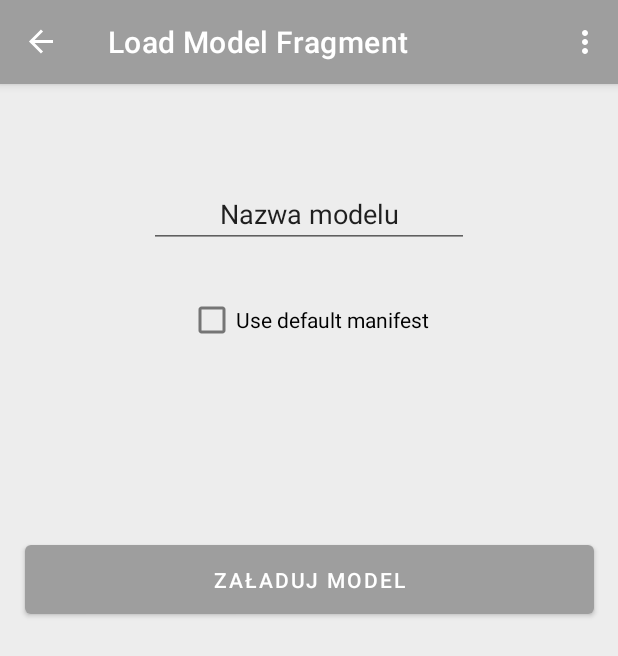
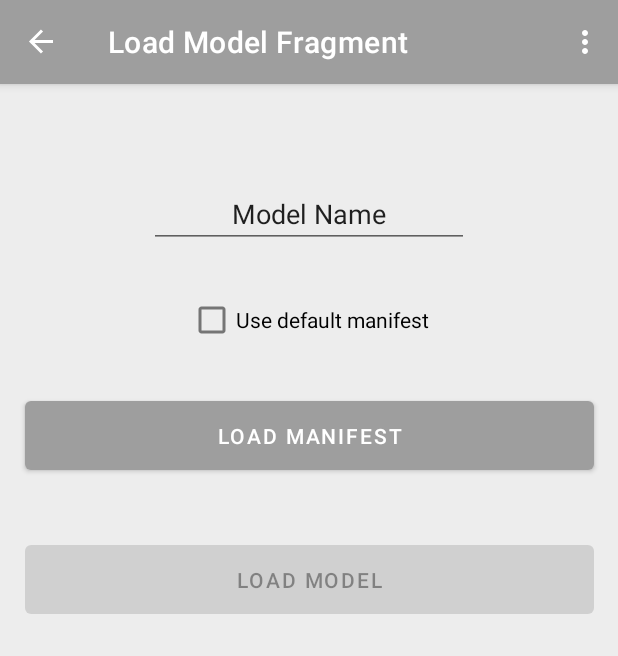
Before and after one commit to KonradPR/TPN, an Android app: the LoadModelFragment screen opened through its navigation route, in the options menu, after a tap on "Settings", on a phone screen of 412 x 824 dp. Shown: the top 656 px of the screen. Run offline under Robolectric (Android 15) with nearby library versions, the phone set to English and light mode, and no system bars; our stand-ins replace navigation-ui; libraries missing offline, so code that uses them is left out: androidx.camera.core, androidx.camera.extensions, androidx.camera.lifecycle, androidx.camera.view, com.nbsp.materialfilepicker and 1 more; network calls fail; 3 statements that could not run were skipped.

```diff
--- a/app/src/main/AndroidManifest.xml
+++ b/app/src/main/AndroidManifest.xml
@@ -17,7 +17,8 @@
         android:label="@string/app_name"
         android:roundIcon="@mipmap/ic_launcher_round"
         android:supportsRtl="true"
-        android:theme="@style/Theme.TPN">
+        android:theme="@style/Theme.TPN"
+        android:requestLegacyExternalStorage="true">
         <activity
             android:name=".MainActivity"
             android:label="@string/app_name"
--- a/app/src/main/java/com/example/tpn/FirstFragment.java
+++ b/app/src/main/java/com/example/tpn/FirstFragment.java
@@ -20,6 +20,7 @@ import androidx.fragment.app.Fragment;
 import androidx.navigation.fragment.NavHostFragment;
 
 import com.example.tpn.databinding.FragmentFirstBinding;
+import com.google.android.material.snackbar.Snackbar;
 import com.nbsp.materialfilepicker.MaterialFilePicker;
 
 import java.util.regex.Pattern;
@@ -27,6 +28,7 @@ import java.util.regex.Pattern;
 public class FirstFragment extends Fragment {
 
     private FragmentFirstBinding binding;
+    private static boolean wasAlreadyVisited = false;
 
     @Override
     public View onCreateView(
@@ -86,7 +88,7 @@ public class FirstFragment extends Fragment {
                 Manifest.permission.CAMERA
         ) == PackageManager.PERMISSION_GRANTED;
 
-        if (permissionGranted1) {
+        if (permissionGranted2) {
         } else {
             if (shouldShowRequestPermissionRationale(Manifest.permission.CAMERA)) {
             } else {
@@ -95,6 +97,7 @@ public class FirstFragment extends Fragment {
         }
 
 
+        if(Integer.valueOf(android.os.Build.VERSION.SDK)>=30){
             if (Environment.isExternalStorageManager()){
 
             }else{
@@ -104,6 +107,7 @@ public class FirstFragment extends Fragment {
                 intent.setData(uri);
                 startActivity(intent);
             }
+        }
 
     }
 
@@ -112,6 +116,11 @@ public class FirstFragment extends Fragment {
     public void onViewCreated(@NonNull View view, Bundle savedInstanceState) {
         checkPermissions();
         super.onViewCreated(view, savedInstanceState);
+        if(!wasAlreadyVisited){
+            wasAlreadyVisited = true;
+            Snackbar mySnackbar = Snackbar.make(view, R.string.menu, Snackbar.LENGTH_SHORT);
+            mySnackbar.show();
+        }
         binding.currentModel.setText("Currently used model: " + ((MainActivity) getActivity()).getModelName());
         binding.buttonCamera.setOnClickListener(new View.OnClickListener() {
             @Override
--- a/app/src/main/java/com/example/tpn/LoadModelFragment.java
+++ b/app/src/main/java/com/example/tpn/LoadModelFragment.java
@@ -34,6 +34,13 @@ public class LoadModelFragment extends Fragment {
 
     public void onViewCreated(@NonNull View view, Bundle savedInstanceState) {
         super.onViewCreated(view, savedInstanceState);
+        binding.buttonManifest.setOnClickListener(new View.OnClickListener() {
+            @Override
+            public void onClick(View view) {
+                ((MainActivity)getActivity()).loadManifest(view);
+
+            }
+        });
         binding.buttonLoad.setOnClickListener(new View.OnClickListener() {
             @Override
             public void onClick(View view) {
--- a/app/src/main/java/com/example/tpn/MainActivity.java
+++ b/app/src/main/java/com/example/tpn/MainActivity.java
@@ -92,6 +92,7 @@ import java.util.concurrent.Executors;
 import java.util.regex.Pattern;
 import android.Manifest.permission.*;
 import android.Manifest.permission_group.*;
+import android.view.ViewGroup;
 import android.widget.ArrayAdapter;
 import android.widget.Button;
 import android.widget.ImageView;
@@ -103,7 +104,7 @@ import static androidx.camera.core.CameraX.getContext;
 //import android.Manifest.permission.WRITE_EXTERNAL_STORAGE;
 
 public class MainActivity extends AppCompatActivity {
-    private  int PERMISSIONS_REQUEST_CODE = 0;
+    private  int FILE_PICKER_REQUEST_CODE_JSON = 0;
     private  int FILE_PICKER_REQUEST_CODE = 1;
     private  int FILE_PICKER_REQUEST_CODE_JPG = 2;
     private AppBarConfiguration appBarConfiguration;
@@ -117,7 +118,10 @@ public class MainActivity extends AppCompatActivity {
     private ArrayList<String> arrayList;
     private Executor executor = Executors.newSingleThreadExecutor();
     private JSONObject defaultManifest = null;
+    private JSONObject manifestToLoad = null;
     private boolean useDefaultManifest = true;
+    private View loadingView = null;
+    private Exception currentException = null;
 
     PreviewView mPreviewView;
     Button cameraCaptureButton;
@@ -214,6 +218,19 @@ public class MainActivity extends AppCompatActivity {
                 .start();
     }
 
+    public void loadManifest(View view){
+        loadingView = view;
+        new MaterialFilePicker()
+                .withActivity(this)
+                .withCloseMenu(true)
+                .withFilter(Pattern.compile(".*\\.(json)$"))
+                .withFilterDirectories(false)
+                .withTitle("Choose File to Import")
+                .withRequestCode(FILE_PICKER_REQUEST_CODE_JSON)
+                .start();
+    }
+
+
 
     public void getPhotoFromGallery(){
         new MaterialFilePicker()
@@ -286,7 +303,12 @@ public class MainActivity extends AppCompatActivity {
         if (requestCode == FILE_PICKER_REQUEST_CODE && resultCode == Activity.RESULT_OK) {
            String path = data.getStringExtra(FilePickerActivity.RESULT_FILE_PATH);
             try {
-                models.add(new Model(loadLocalModelFile(path), modelName, defaultManifest ));
+                if(manifestToLoad == null){
+                    models.add(new Model(loadLocalModelFile(path), modelName,  defaultManifest));
+                }else{
+                    models.add(new Model(loadLocalModelFile(path), modelName, manifestToLoad ));
+                    manifestToLoad = null;
+                }
                 System.out.println(models.size());
             } catch (IOException e) {
                 e.printStackTrace();
@@ -298,6 +320,19 @@ public class MainActivity extends AppCompatActivity {
             currentBitmap = bitmap;
             toResult();
 
+        } else if(requestCode == FILE_PICKER_REQUEST_CODE_JSON && resultCode == Activity.RESULT_OK){
+            String path = data.getStringExtra(FilePickerActivity.RESULT_FILE_PATH);
+            try {
+                manifestToLoad = ManifestParser.loadManifestFromStorage(path);
+                if(!ManifestParser.validateManifest(manifestToLoad)) throw new JSONException("Manifest is invalid");
+                ((Button)((ViewGroup)loadingView.getParent()).getChildAt(2)).setEnabled(true);
+            } catch (IOException e) {
+                manifestToLoad = null;
+                e.printStackTrace();
+            } catch (JSONException e) {
+                manifestToLoad = null;
+                e.printStackTrace();
+            }
         }
     }
 
@@ -420,7 +455,9 @@ public class MainActivity extends AppCompatActivity {
 
     public void onCheckboxClicked(View view){
         useDefaultManifest = !useDefaultManifest;
-        System.out.println(useDefaultManifest);
+        ((Button)((ViewGroup)view.getParent()).getChildAt(3)).setEnabled(!useDefaultManifest);
+        ((Button)((ViewGroup)view.getParent()).getChildAt(2)).setEnabled(useDefaultManifest);
+
     }
 
     public void setIndexOfCurrentModel(int i){
@@ -430,4 +467,12 @@ public class MainActivity extends AppCompatActivity {
     public String getModelName(){
        return models.get(indexOfCurrentModel).getModelName();
     }
+
+    public JSONObject getManifestToLoad(){
+        return manifestToLoad;
+    }
+
+    public Exception getCurrentException(){
+        return currentException;
+    }
 }
--- a/app/src/main/res/layout/load_model_fragment.xml
+++ b/app/src/main/res/layout/load_model_fragment.xml
@@ -15,7 +15,7 @@
         android:layout_marginTop="64dp"
         android:ems="10"
         android:inputType="textPersonName"
-        android:text="Nazwa modelu"
+        android:text="Model Name"
         android:textAlignment="center"
         app:layout_constraintEnd_toEndOf="parent"
         app:layout_constraintStart_toStartOf="parent"
@@ -40,7 +40,18 @@
         android:layout_width="379dp"
         android:layout_height="58dp"
         android:layout_marginTop="120dp"
-        android:text="Załaduj Model"
+        android:text="Load Model"
+        app:layout_constraintEnd_toEndOf="parent"
+        app:layout_constraintStart_toStartOf="parent"
+        app:layout_constraintTop_toBottomOf="@+id/checkbox_meat" />
+
+    <Button
+        android:id="@+id/button_manifest"
+        android:layout_width="379dp"
+        android:layout_height="58dp"
+        android:layout_marginTop="24dp"
+        android:text="Load Manifest"
+        android:enabled="false"
         app:layout_constraintEnd_toEndOf="parent"
         app:layout_constraintStart_toStartOf="parent"
         app:layout_constraintTop_toBottomOf="@+id/checkbox_meat" />
--- a/app/src/main/res/navigation/nav_graph.xml
+++ b/app/src/main/res/navigation/nav_graph.xml
@@ -26,6 +26,9 @@
         <action
             android:id="@+id/action_to_ResultFragment"
             app:destination="@id/ResultFragment" />
+        <action
+            android:id="@+id/action_to_error"
+            app:destination="@id/ErrorFragment" />
     </fragment>
     <fragment
         android:id="@+id/CameraFragment"
@@ -42,6 +45,9 @@
         <action
             android:id="@+id/action_to_ResultFragment"
             app:destination="@id/ResultFragment" />
+        <action
+            android:id="@+id/action_to_error"
+            app:destination="@id/ErrorFragment" />
     </fragment>
 
     <fragment
@@ -49,6 +55,21 @@
         android:name="com.example.tpn.LoadModelFragment"
         android:label="Load Model Fragment"
         tools:layout="@layout/load_model_fragment">
+
+        <action
+            android:id="@+id/action_to_menu"
+            app:destination="@id/FirstFragment" />
+        <action
+            android:id="@+id/action_to_error"
+            app:destination="@id/ErrorFragment" />
+
+    </fragment>
+
+    <fragment
+        android:id="@+id/ErrorFragment"
+        android:name="com.example.tpn.ErrorFragment"
+        android:label="Error Fragment"
+        tools:layout="@layout/error_fragment">
 
         <action
             android:id="@+id/action_to_menu"
@@ -66,6 +87,9 @@
         <action
             android:id="@+id/action_to_menu"
             app:destination="@id/FirstFragment" />
+        <action
+            android:id="@+id/action_to_error"
+            app:destination="@id/ErrorFragment" />
     </fragment>
 
     <fragment
@@ -77,6 +101,9 @@
         <action
             android:id="@+id/action_to_menu"
             app:destination="@id/FirstFragment" />
+        <action
+            android:id="@+id/action_to_error"
+            app:destination="@id/ErrorFragment" />
     </fragment>
 
     <fragment
--- a/app/src/main/res/values/strings.xml
+++ b/app/src/main/res/values/strings.xml
@@ -9,4 +9,5 @@
 
     <string name="hello_first_fragment">Hello first fragment</string>
     <string name="hello_second_fragment">Hello second fragment. Arg: %1$s</string>
+    <string name="menu">This is a menu snackbar</string>
 </resources>
```
Also changed, not shown: app/src/main/java/com/example/tpn/ErrorFragment.java (added, +35 -0 lines), app/src/main/res/layout/error_fragment.xml (added, +22 -0 lines). Lines whose indentation alone changed are shown as unchanged.
